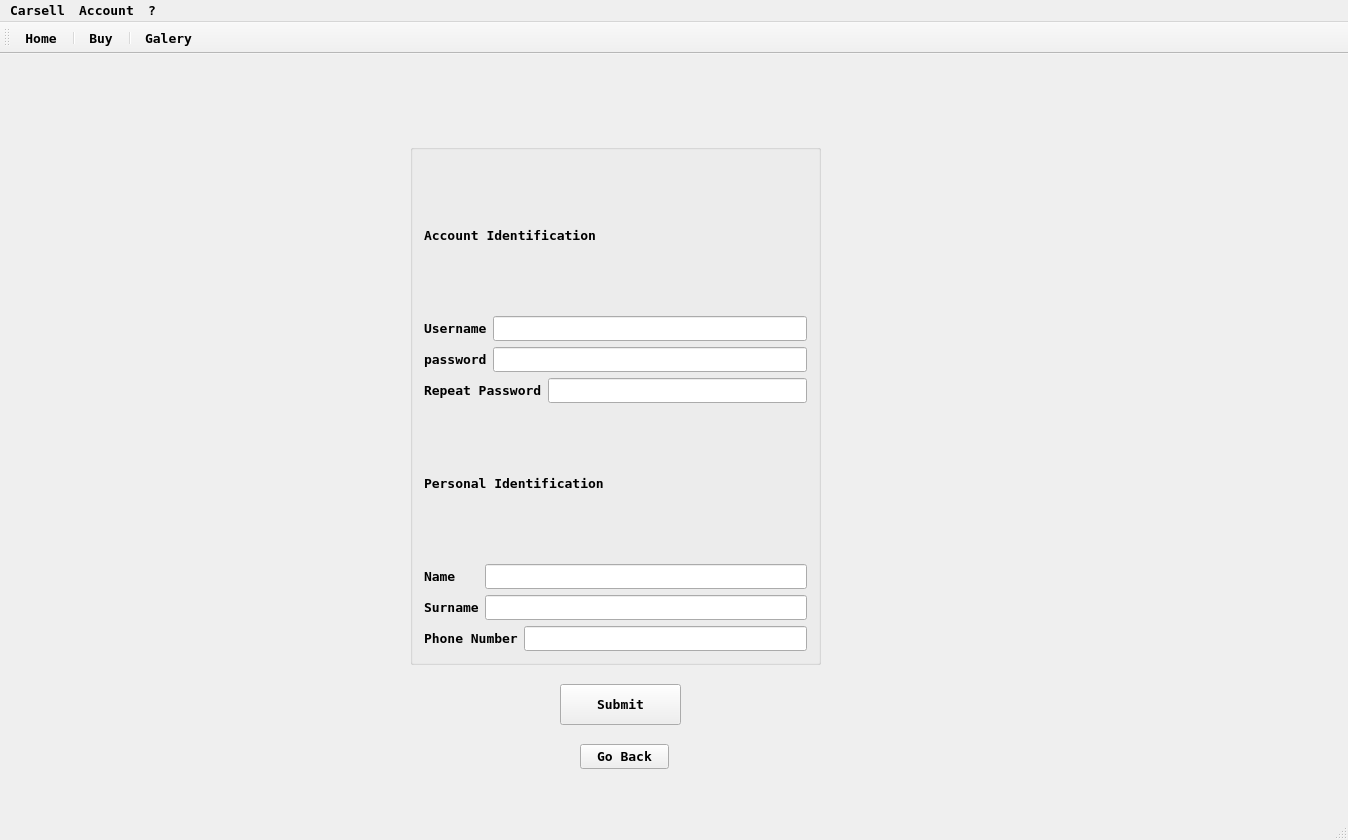
Before: the Qt Designer form carsell.ui in danieldir/carSellGui, drawn with Qt 5.
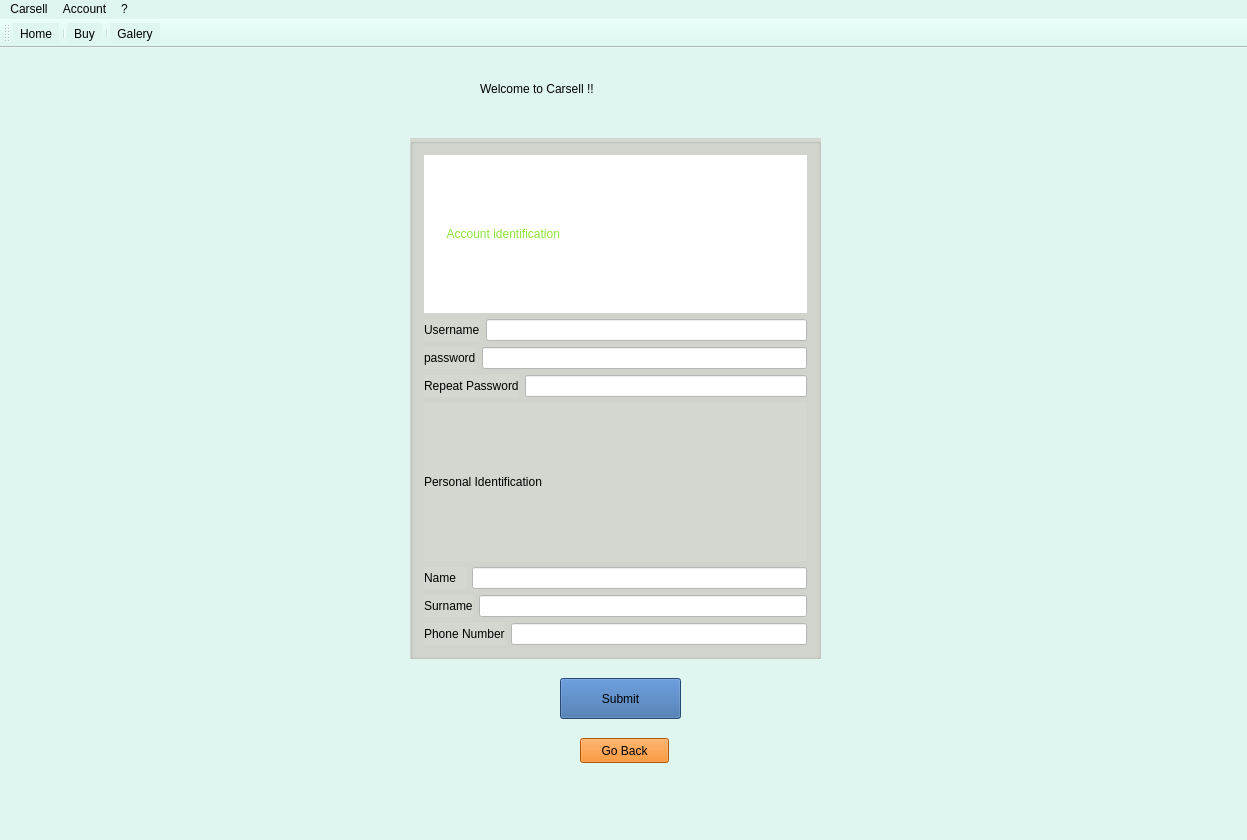
After: the same form once the commit is applied. The open tabs and pages were chosen to show the change. Icons and pictures are not drawn.

```diff
--- a/carsell.ui
+++ b/carsell.ui
@@ -6,7 +6,7 @@
    <rect>
     <x>0</x>
     <y>0</y>
-    <width>1348</width>
+    <width>1247</width>
     <height>840</height>
    </rect>
   </property>
@@ -21,7 +21,13 @@
   <property name="windowTitle">
    <string>Carsell</string>
   </property>
+  <property name="styleSheet">
+   <string notr="true">background-color: rgb(223, 246, 240);</string>
+  </property>
   <widget class="QWidget" name="centralWidget">
+   <property name="styleSheet">
+    <string notr="true"/>
+   </property>
    <widget class="QStackedWidget" name="stackedWidget">
     <property name="geometry">
      <rect>
@@ -31,6 +37,10 @@
       <height>731</height>
      </rect>
     </property>
+    <property name="styleSheet">
+     <string notr="true">background-color: qlineargradient(spread:pad, x1:0, y1:1, x2:0, y2:0, stop:0 rgba(0, 0, 0, 255), stop:0.05 rgba(14, 8, 73, 255), stop:0.36 rgba(28, 17, 145, 255), stop:0.6 rgba(126, 14, 81, 255), stop:0.75 rgba(234, 11, 11, 255), stop:0.79 rgba(244, 70, 5, 255), stop:0.86 rgba(255, 136, 0, 255), stop:0.935 rgba(239, 236, 55, 255));
+background-color: rgb(223, 246, 240);</string>
+    </property>
     <property name="currentIndex">
      <number>5</number>
     </property>
@@ -197,14 +207,22 @@
         <height>521</height>
        </rect>
       </property>
+      <property name="styleSheet">
+       <string notr="true">background-color: rgb(211, 215, 207);</string>
+      </property>
       <property name="title">
        <string/>
       </property>
       <layout class="QVBoxLayout" name="verticalLayout">
        <item>
         <widget class="QLabel" name="label_13">
+         <property name="styleSheet">
+          <string notr="true">background-color: rgb(255, 255, 255);
+color: rgb(138, 226, 52);
+</string>
+         </property>
          <property name="text">
-          <string>Account Identification</string>
+          <string>       Account identification</string>
          </property>
         </widget>
        </item>
@@ -218,7 +236,11 @@
           </widget>
          </item>
          <item>
-          <widget class="QLineEdit" name="userNameRegistrationLineEdit"/>
+          <widget class="QLineEdit" name="userNameRegistrationLineEdit">
+           <property name="styleSheet">
+            <string notr="true">background-color: rgb(255, 255, 255);</string>
+           </property>
+          </widget>
          </item>
         </layout>
        </item>
@@ -232,7 +254,11 @@
           </widget>
          </item>
          <item>
-          <widget class="QLineEdit" name="passwordRegistrationLineEdit"/>
+          <widget class="QLineEdit" name="passwordRegistrationLineEdit">
+           <property name="styleSheet">
+            <string notr="true">background-color: rgb(255, 255, 255);</string>
+           </property>
+          </widget>
          </item>
         </layout>
        </item>
@@ -246,7 +272,11 @@
           </widget>
          </item>
          <item>
-          <widget class="QLineEdit" name="repeatPasswordRegistrationLineEdit"/>
+          <widget class="QLineEdit" name="repeatPasswordRegistrationLineEdit">
+           <property name="styleSheet">
+            <string notr="true">background-color: rgb(255, 255, 255);</string>
+           </property>
+          </widget>
          </item>
         </layout>
        </item>
@@ -267,7 +297,11 @@
           </widget>
          </item>
          <item>
-          <widget class="QLineEdit" name="nameRegistrationLineEdit"/>
+          <widget class="QLineEdit" name="nameRegistrationLineEdit">
+           <property name="styleSheet">
+            <string notr="true">background-color: rgb(255, 255, 255);</string>
+           </property>
+          </widget>
          </item>
         </layout>
        </item>
@@ -281,7 +315,11 @@
           </widget>
          </item>
          <item>
-          <widget class="QLineEdit" name="surnameRegistrationLineEdit"/>
+          <widget class="QLineEdit" name="surnameRegistrationLineEdit">
+           <property name="styleSheet">
+            <string notr="true">background-color: rgb(255, 255, 255);</string>
+           </property>
+          </widget>
          </item>
         </layout>
        </item>
@@ -295,7 +333,11 @@
           </widget>
          </item>
          <item>
-          <widget class="QLineEdit" name="phoneNumberRegistrationLineEdit"/>
+          <widget class="QLineEdit" name="phoneNumberRegistrationLineEdit">
+           <property name="styleSheet">
+            <string notr="true">background-color: rgb(255, 255, 255);</string>
+           </property>
+          </widget>
          </item>
         </layout>
        </item>
@@ -310,6 +352,9 @@
         <height>41</height>
        </rect>
       </property>
+      <property name="styleSheet">
+       <string notr="true">background-color: rgb(52, 101, 164);</string>
+      </property>
       <property name="text">
        <string>Submit</string>
       </property>
@@ -323,10 +368,29 @@
         <height>25</height>
        </rect>
       </property>
+      <property name="styleSheet">
+       <string notr="true">background-color: rgb(245, 121, 0);</string>
+      </property>
       <property name="text">
        <string>Go Back</string>
       </property>
      </widget>
+     <widget class="QLabel" name="label_3">
+      <property name="geometry">
+       <rect>
+        <x>490</x>
+        <y>20</y>
+        <width>231</width>
+        <height>61</height>
+       </rect>
+      </property>
+      <property name="styleSheet">
+       <string notr="true">font: 57 14pt &quot;Ubuntu&quot;;</string>
+      </property>
+      <property name="text">
+       <string>Welcome to Carsell !!</string>
+      </property>
+     </widget>
     </widget>
     <widget class="QWidget" name="DashboardPage">
      <widget class="QPushButton" name="toSellCarPageButton">
@@ -1486,7 +1550,7 @@
     <rect>
      <x>0</x>
      <y>0</y>
-     <width>1348</width>
+     <width>1247</width>
      <height>22</height>
     </rect>
    </property>
```
Left out of the diff: 71 changed lines with no effect on the pictures.
